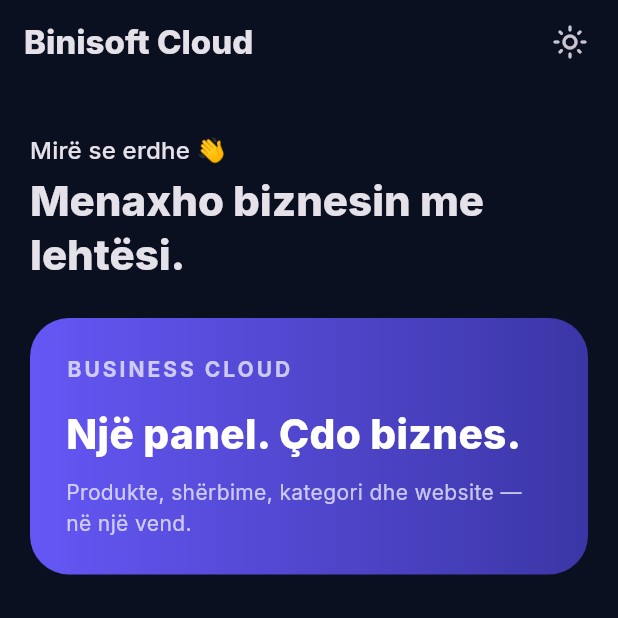
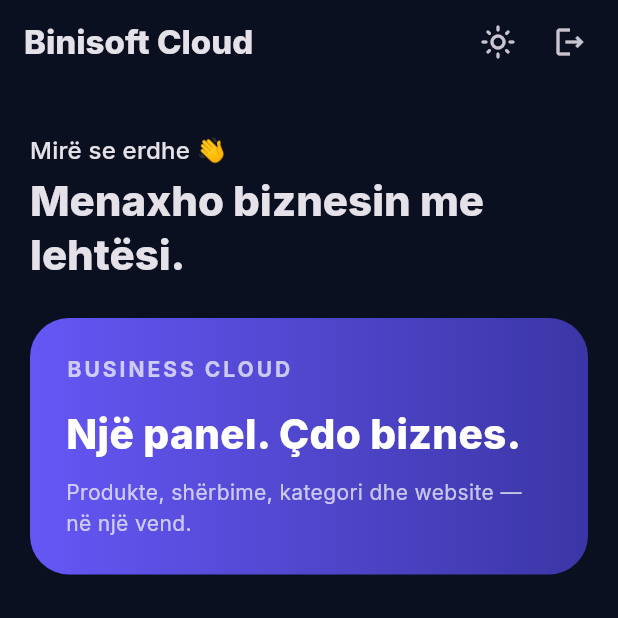
Before and after one commit to kresha325/Binisoft-business-cloud-, a Flutter app: the screen it shows once a user with an empty profile is signed in, after a tap on the "dark mode" icon, on a phone screen of 412 x 824 dp, the top half of it. Run offline on Flutter 3.47's test engine with Material 3 defaults, Android fonts, the phone set to English and light mode, and no system bars; our stand-ins replace firebase_auth, firebase_core, flutter_riverpod, go_router, google_fonts; accounts and stored records are empty.

Commit message:
feat(auth): add sign-out button to dashboard

```diff
--- a/lib/features/dashboard/dashboard_screen.dart
+++ b/lib/features/dashboard/dashboard_screen.dart
@@ -1,4 +1,5 @@
 import 'package:flutter/material.dart';
+import 'package:firebase_auth/firebase_auth.dart';
 import 'package:flutter_riverpod/flutter_riverpod.dart';
 import 'package:go_router/go_router.dart';
 import '../../app.dart';
@@ -20,6 +21,11 @@ class DashboardScreen extends ConsumerWidget {
             onPressed: () => ref.read(themeModeProvider.notifier).state =
                 isDark ? ThemeMode.light : ThemeMode.dark,
             icon: Icon(isDark ? Icons.light_mode_outlined : Icons.dark_mode_outlined),
+          ),
+          IconButton(
+            tooltip: 'Dil nga llogaria',
+            onPressed: () async => FirebaseAuth.instance.signOut(),
+            icon: const Icon(Icons.logout_outlined),
           ),
           const SizedBox(width: 8),
         ],
```
